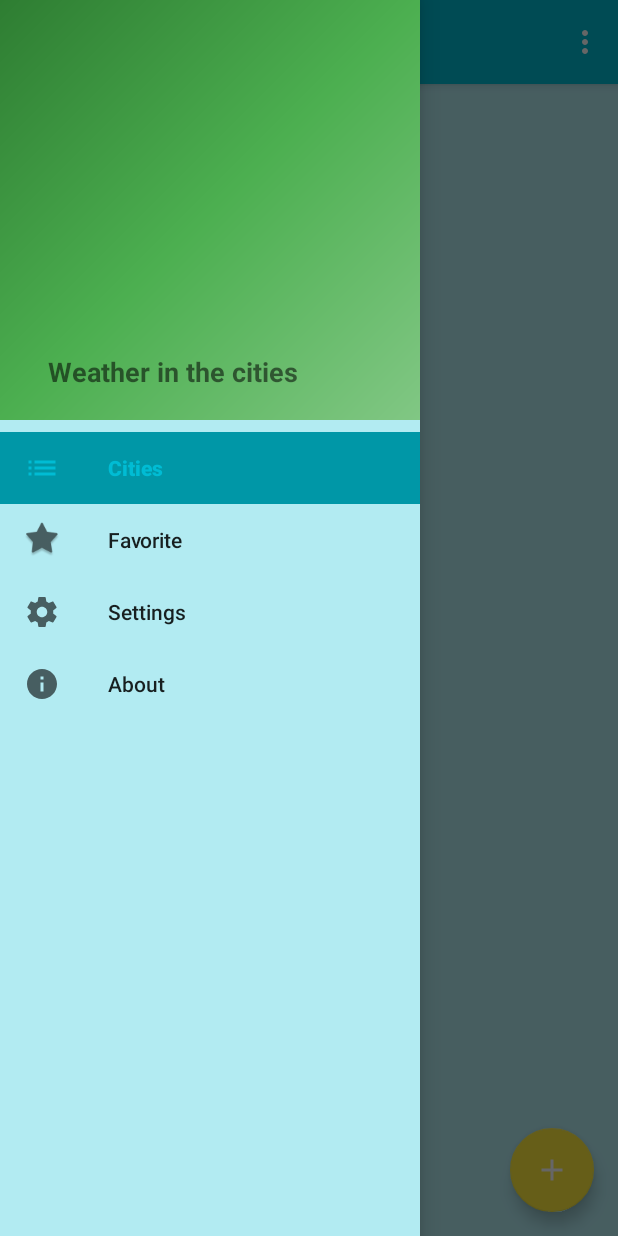
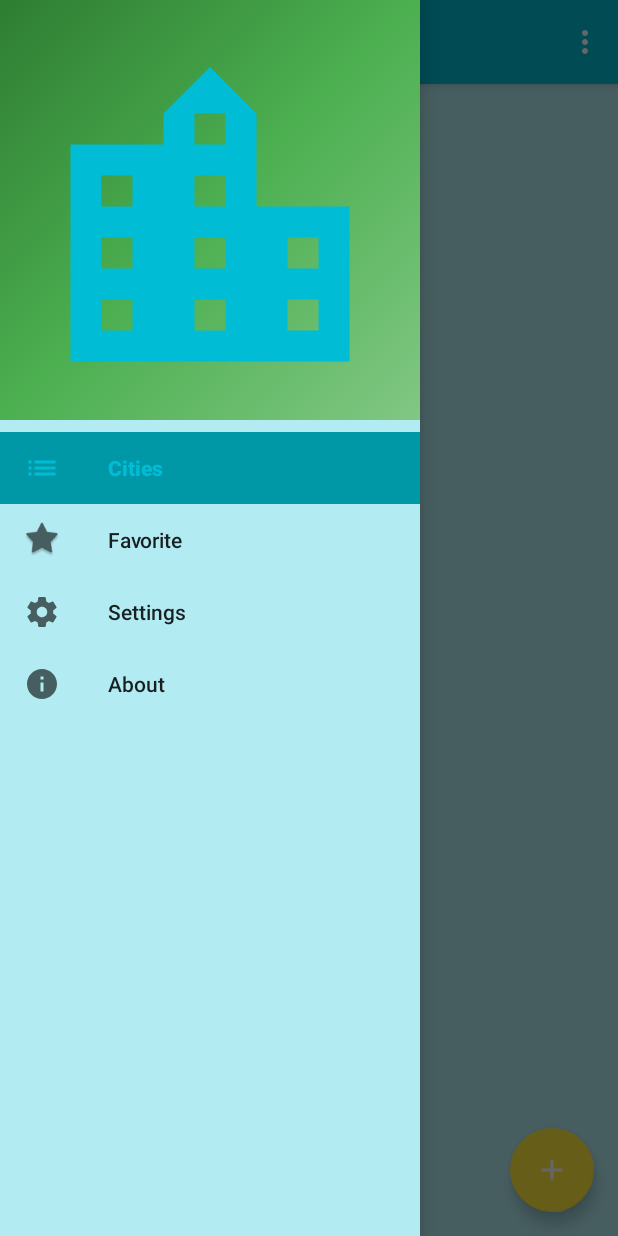
Before and after one commit to Johni134/WeatherApp, an Android app: the screen it shows after launch (MainActivity), with the side drawer open, on a phone screen of 412 x 824 dp. Run offline under Robolectric (Android 15) with nearby library versions, the phone set to English and light mode, and no system bars; libraries missing offline, so code that uses them is left out: com.crashlytics.android, io.fabric.sdk, io.realm; 10 statements that could not run were skipped.

Commit message:
fixed some bugs

```diff
--- a/app/src/main/java/ru/geekbrains/evgeniy/weatherapp/ui/home/MainActivity.java
+++ b/app/src/main/java/ru/geekbrains/evgeniy/weatherapp/ui/home/MainActivity.java
@@ -7,6 +7,8 @@ import android.content.Intent;
 import android.content.ServiceConnection;
 import android.graphics.Bitmap;
 import android.graphics.BitmapFactory;
+import android.graphics.drawable.Drawable;
+import android.graphics.drawable.ScaleDrawable;
 import android.os.Bundle;
 import android.os.IBinder;
 import android.support.annotation.NonNull;
@@ -48,7 +50,9 @@ import static ru.geekbrains.evgeniy.weatherapp.data.SupportingLib.EXTRA_LON;
 
 public class MainActivity extends AppCompatActivity implements NavigationView.OnNavigationItemSelectedListener, AddCityListener, CityWeatherListener, DeleteEditCityListener {
 
-
+    // for nav drawable
+    private int DRAWABLE_NAV_WIDTH = 450;
+    private int DRAWABLE_NAV_HEIGHT = 450;
 
     // views
     private NavigationView navigationView;
@@ -103,6 +107,7 @@ public class MainActivity extends AppCompatActivity implements NavigationView.On
         // init views
         initViews();
 
+        /*
         // work with files
         if (!WorkWithFiles.fileExist(this, FILENAME)) {
             Bitmap bm = BitmapFactory.decodeResource(getResources(), R.drawable.fallout);
@@ -114,6 +119,14 @@ public class MainActivity extends AppCompatActivity implements NavigationView.On
             ImageView iv = header.findViewById(R.id.imageView);
             iv.setImageBitmap(bmFromFile);
         }
+        */
+
+        Drawable drawable = getResources().getDrawable(R.drawable.ic_location_city_black_24dp);
+        View header = navigationView.getHeaderView(0);
+        ImageView iv = header.findViewById(R.id.imageView);
+        iv.setImageDrawable(drawable);
+        iv.setMinimumWidth(DRAWABLE_NAV_WIDTH);
+        iv.setMinimumHeight(DRAWABLE_NAV_HEIGHT);
 
         // init shared pref key
         WorkWithSharedPreferences.initSharedPreferences(this);
--- a/app/src/main/java/ru/geekbrains/evgeniy/weatherapp/widget/WidgetCitiesFactory.java
+++ b/app/src/main/java/ru/geekbrains/evgeniy/weatherapp/widget/WidgetCitiesFactory.java
@@ -99,6 +99,7 @@ public class WidgetCitiesFactory  implements RemoteViewsService.RemoteViewsFacto
                 }
                 rView.setTextViewText(R.id.tvWidgetDescription, description);
             }
+            rView.setTextViewText(R.id.tvWidgetUpdate, SupportingLib.getLastUpdate(cm.dt));
         } else {
             rView = new RemoteViews(context.getPackageName(),
                     R.layout.item_widget);
--- a/app/src/main/res/layout/widget_list.xml
+++ b/app/src/main/res/layout/widget_list.xml
@@ -18,7 +18,7 @@
         android:layout_height="match_parent"
         android:layout_gravity="center"
         android:layout_margin="4dp"
-        android:text="@string/cities_not_exists"
+        android:text="@string/widget_no_data_founded"
         android:textColor="@color/widget_text"/>
 
 </LinearLayout>
--- a/app/src/main/res/menu/context_menu.xml
+++ b/app/src/main/res/menu/context_menu.xml
@@ -8,10 +8,12 @@
         android:title="@string/menu_show_air_pollution"
         android:id="@+id/menu_show_air_pollution"
         android:icon="@android:drawable/ic_menu_edit"/>
+    <!--
     <item
         android:title="@string/menu_edit"
         android:id="@+id/menu_edit"
         android:icon="@android:drawable/ic_menu_edit"/>
+    -->
     <item
         android:title="@string/menu_delete"
         android:id="@+id/menu_delete"
--- a/app/src/main/res/values/strings.xml
+++ b/app/src/main/res/values/strings.xml
@@ -64,6 +64,7 @@
     <string name="show_air_pollution">Show air pollution</string>
     <string name="menu_show_air_pollution">Show air pollution</string>
     <string name="current_pollution_description">Current air pollution description</string>
+    <string name="widget_no_data_founded">Updating data...(check your internet connection or cities is not exist)</string>
 
     <string-array name="cities_num_selection">
         <item>Just favorite</item>
--- a/app/src/main/res/xml/widget_provider.xml
+++ b/app/src/main/res/xml/widget_provider.xml
@@ -3,7 +3,7 @@
     android:minWidth="320dp"
     android:minHeight="60dp"
     android:configure="ru.geekbrains.evgeniy.weatherapp.widget.WidgetConfigureActivity"
-    android:updatePeriodMillis="300000"
+    android:updatePeriodMillis="3600000"
     android:initialLayout="@layout/widget_list"
     android:resizeMode="horizontal|vertical" >
 </appwidget-provider>
```
Also changed, not shown: app/src/main/java/ru/geekbrains/evgeniy/weatherapp/ui/home/adapters/CustomElementsAdapter.java (+7 -6 lines), app/src/main/res/layout/item_widget_one_city.xml (+9 -0 lines), 1 other file.
